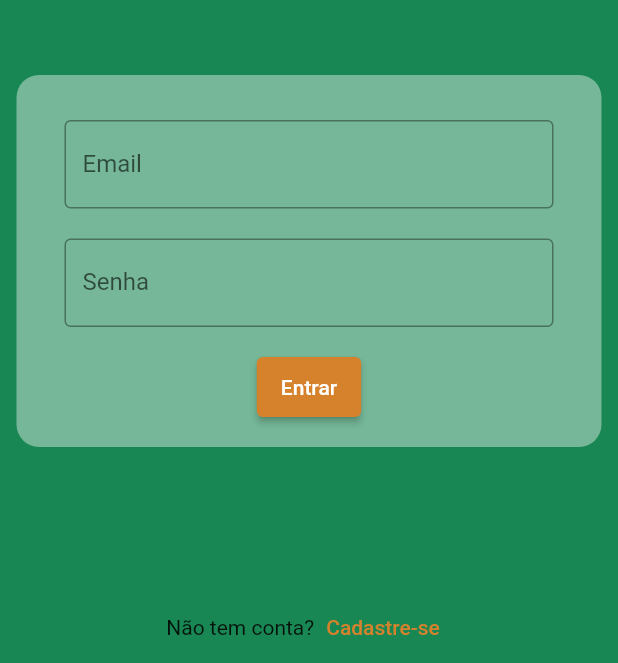
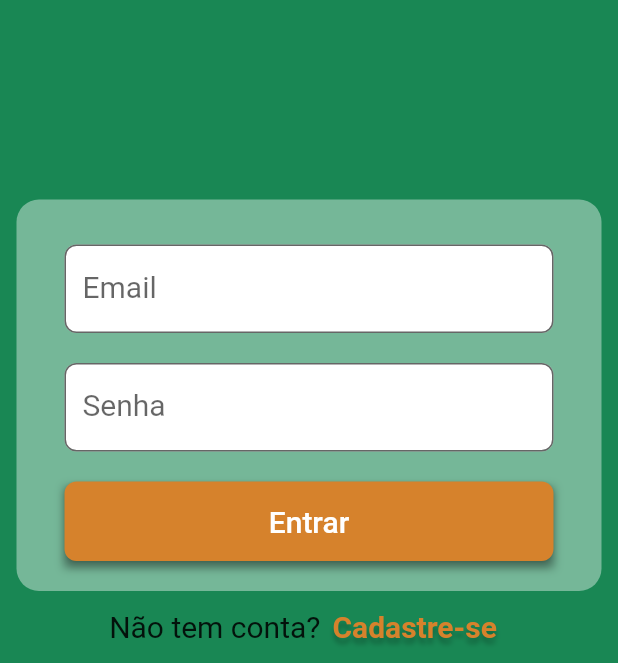
Before and after one commit to Filipex123/project-events-app, a Flutter app: the screen it shows after launch, on a phone screen of 412 x 824 dp, the part 573-1236 px from its top. Run offline on Flutter 3.47's test engine with Material 2 defaults, Android fonts, the phone set to English and light mode, and no system bars; Roboto replaces fonts that are missing (EastSeaDokdo).

Commit message:
Finish style from inputs

```diff
--- a/lib/screens/login.dart
+++ b/lib/screens/login.dart
@@ -14,6 +14,7 @@ class _LoginState extends State<Login> {
   Widget build(BuildContext context) {
     return MaterialApp(
       home: Scaffold(
+        resizeToAvoidBottomInset: false,
         backgroundColor: const Color(0xFF198754),
         body: Column(
           children: <Widget>[
@@ -44,6 +45,7 @@ class _LoginState extends State<Login> {
                     color: Colors.white),
               ),
             ),
+            Spacer(),
             Container(
               padding: const EdgeInsets.fromLTRB(22, 20, 22, 20),
               margin: const EdgeInsets.only(left: 11.0, right: 11.0),
@@ -53,9 +55,16 @@ class _LoginState extends State<Login> {
                     padding: const EdgeInsets.all(10),
                     child: TextField(
                       controller: emailController,
-                      decoration: const InputDecoration(
-                        border: OutlineInputBorder(),
+                      decoration: InputDecoration(
+                        border: OutlineInputBorder(
+                          borderRadius: BorderRadius.circular(8.0),
+                        ),
                         labelText: 'Email',
+                        labelStyle: TextStyle(
+                          fontSize: 20,
+                        ),
+                        filled: true,
+                        fillColor: Colors.white,
                       ),
                     ),
                   ),
@@ -64,24 +73,52 @@ class _LoginState extends State<Login> {
                     child: TextField(
                       obscureText: true,
                       controller: passwordController,
-                      decoration: const InputDecoration(
-                        border: OutlineInputBorder(),
+                      decoration: InputDecoration(
+                        border: OutlineInputBorder(
+                          borderRadius: BorderRadius.circular(8.0),
+                        ),
                         labelText: 'Senha',
+                        labelStyle: TextStyle(
+                          fontSize: 20,
+                        ),
+                        filled: true,
+                        fillColor: Colors.white,
                       ),
                     ),
                   ),
                   Container(
-                    height: 60,
                     padding: const EdgeInsets.fromLTRB(10, 20, 10, 0),
+                    height: 73,
+                    child: Container(
+                      decoration: BoxDecoration(
+                        boxShadow: [
+                          BoxShadow(
+                            color: Colors.black.withOpacity(0.25),
+                            spreadRadius: 1,
+                            blurRadius: 4,
+                            offset: Offset(0, 4),
+                          )
+                        ],
+                      ),
                       child: ElevatedButton(
                         style: ElevatedButton.styleFrom(
-                        primary: Color(0xFFD6822C), // Background color
+                          primary: Color(0xFFD6822C),
+                          minimumSize: const Size.fromHeight(50),
+                          shape: new RoundedRectangleBorder(
+                            borderRadius: new BorderRadius.circular(8.0),
                           ),
-                      child: const Text('Entrar'),
+                        ),
+                        child: const Text(
+                          'Entrar',
+                          style: TextStyle(
+                            fontSize: 20,
+                          ),
+                        ),
                         onPressed: () {
                           print(emailController.text);
                           print(passwordController.text);
                         },
+                      ),
                     ),
                   ),
                 ],
@@ -91,18 +128,30 @@ class _LoginState extends State<Login> {
                 color: Colors.white.withOpacity(0.4),
               ),
             ),
-            Spacer(),
             Row(
               crossAxisAlignment: CrossAxisAlignment.center,
               mainAxisAlignment: MainAxisAlignment.center,
               children: <Widget>[
-                const Text('Não tem conta?'),
+                const Text(
+                  'Não tem conta?',
+                  style: TextStyle(
+                    fontSize: 20,
+                  ),
+                ),
                 TextButton(
                   child: const Text(
                     'Cadastre-se',
                     style: TextStyle(
                         color: Color(0xFFD6822C),
+                        fontWeight: FontWeight.bold,
+                        fontSize: 20,
+                        shadows: <Shadow>[
+                          Shadow(
+                            offset: Offset(0, 4),
+                            blurRadius: 4,
+                            color: Color.fromRGBO(0, 0, 0, 0.25),
                           ),
+                        ]),
                   ),
                   onPressed: () {
                     //signup screen
```
Lines whose indentation alone changed are shown as unchanged.
